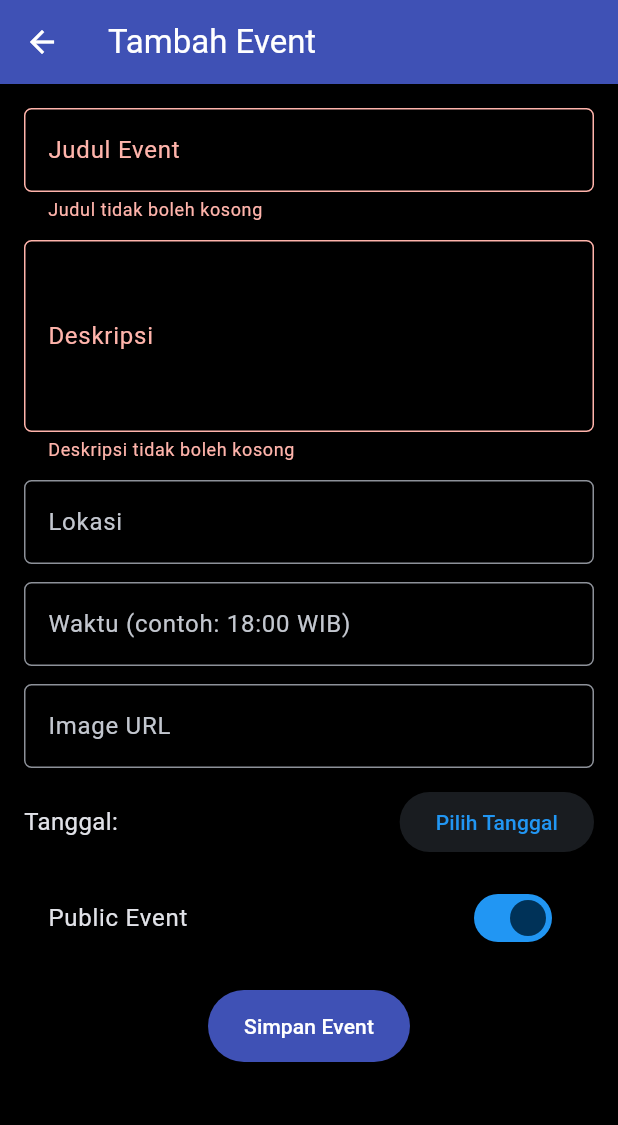
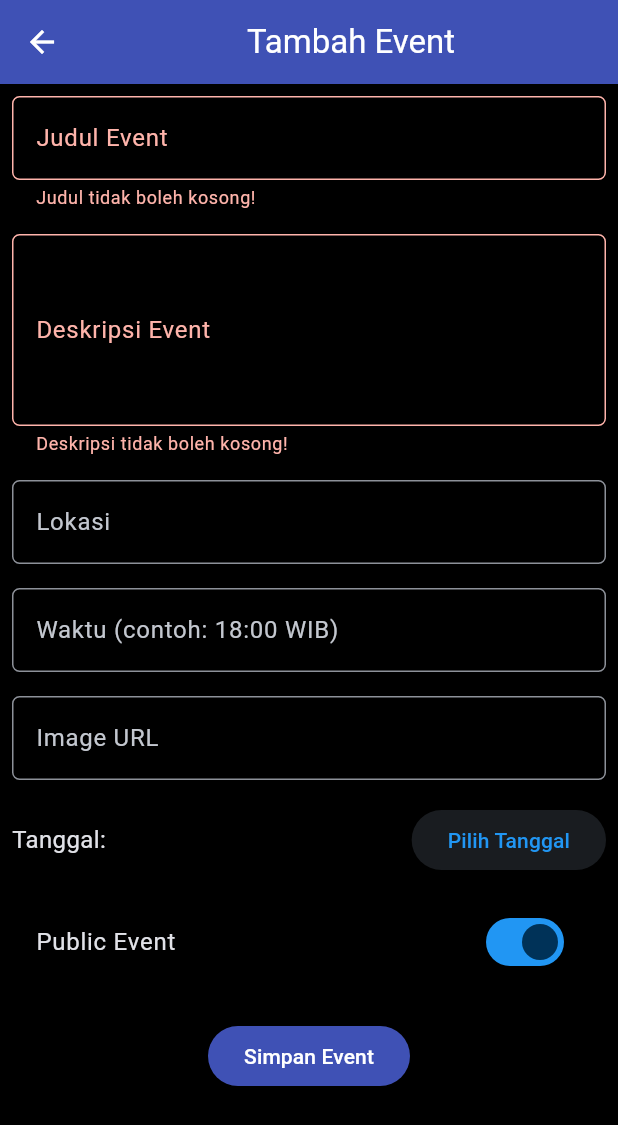
Before and after one commit to D05-2025/dribbl-id-mobile, a Flutter app: the EventFormPage screen opened directly, after a tap on "Simpan Event", on a phone screen of 412 x 824 dp. Shown: the top 1125 px of the screen. Run offline on Flutter 3.47's test engine with Material 3 defaults, Android fonts, the phone set to English and light mode, and no system bars; missing offline and left inert: pbp_django_auth.

Commit message:
bisa create

```diff
--- a/lib/events/screens/event_form.dart
+++ b/lib/events/screens/event_form.dart
@@ -2,12 +2,9 @@ import 'dart:convert';
 import 'package:flutter/material.dart';
 import 'package:provider/provider.dart';
 import 'package:pbp_django_auth/pbp_django_auth.dart';
-import '../models/event.dart';
 
 class EventFormPage extends StatefulWidget {
-  final Event? event; // Null = create mode, not null = edit mode
-
-  const EventFormPage({super.key, this.event});
+  const EventFormPage({super.key});
 
   @override
   State<EventFormPage> createState() => _EventFormPageState();
@@ -16,40 +13,15 @@ class EventFormPage extends StatefulWidget {
 class _EventFormPageState extends State<EventFormPage> {
   final _formKey = GlobalKey<FormState>();
 
-  late String _title;
-  late String _description;
-  late String _location;
-  late String _time;
-  late String _imageUrl;
-  late DateTime _date;
-  late bool _isPublic;
+  String _title = "";
+  String _description = "";
+  String _location = "";
+  String _time = "";
+  String _imageUrl = "";
+  DateTime _date = DateTime.now();
+  bool _isPublic = true;
 
-  @override
-  void initState() {
-    super.initState();
-    // Initialize with existing event data if in edit mode
-    if (widget.event != null) {
-      _title = widget.event!.title;
-      _description = widget.event!.description;
-      _location = widget.event!.location;
-      _time = widget.event!.time;
-      _imageUrl = widget.event!.imageUrl;
-      _date = widget.event!.date;
-      _isPublic = widget.event!.isPublic;
-    } else {
-      _title = "";
-      _description = "";
-      _location = "";
-      _time = "";
-      _imageUrl = "";
-      _date = DateTime.now();
-      _isPublic = true;
-    }
-  }
-
-  bool get isEditMode => widget.event != null;
-
-  Future pickDate() async {
+  Future<void> _pickDate() async {
     final selected = await showDatePicker(
       context: context,
       initialDate: _date,
@@ -68,7 +40,7 @@ class _EventFormPageState extends State<EventFormPage> {
 
     return Scaffold(
       appBar: AppBar(
-        title: Text(isEditMode ? "Edit Event" : "Tambah Event"),
+        title: const Center(child: Text("Tambah Event")),
         backgroundColor: Colors.indigo,
         foregroundColor: Colors.white,
       ),
@@ -76,82 +48,98 @@ class _EventFormPageState extends State<EventFormPage> {
       body: Form(
         key: _formKey,
         child: SingleChildScrollView(
-          padding: const EdgeInsets.all(16),
           child: Column(
+            crossAxisAlignment: CrossAxisAlignment.start,
+
             children: [
 
               // === Title ===
-              TextFormField(
-                initialValue: _title,
+              Padding(
+                padding: const EdgeInsets.all(8.0),
+                child: TextFormField(
                   decoration: InputDecoration(
                     labelText: "Judul Event",
                     border: OutlineInputBorder(
-                    borderRadius: BorderRadius.circular(5),
+                      borderRadius: BorderRadius.circular(5.0),
                     ),
                   ),
                   onChanged: (v) => _title = v,
-                validator: (v) =>
-                (v == null || v.isEmpty) ? "Judul tidak boleh kosong" : null,
+                  validator: (v) {
+                    if (v == null || v.isEmpty) {
+                      return "Judul tidak boleh kosong!";
+                    }
+                    return null;
+                  },
                 ),
-              const SizedBox(height: 12),
+              ),
 
               // === Description ===
-              TextFormField(
-                initialValue: _description,
+              Padding(
+                padding: const EdgeInsets.all(8.0),
+                child: TextFormField(
+                  maxLines: 4,
                   decoration: InputDecoration(
-                  labelText: "Deskripsi",
+                    labelText: "Deskripsi Event",
                     border: OutlineInputBorder(
-                    borderRadius: BorderRadius.circular(5),
+                      borderRadius: BorderRadius.circular(5.0),
                     ),
                   ),
-                maxLines: 4,
                   onChanged: (v) => _description = v,
-                validator: (v) =>
-                (v == null || v.isEmpty) ? "Deskripsi tidak boleh kosong" : null,
+                  validator: (v) {
+                    if (v == null || v.isEmpty) {
+                      return "Deskripsi tidak boleh kosong!";
+                    }
+                    return null;
+                  },
                 ),
-              const SizedBox(height: 12),
+              ),
 
               // === Location ===
-              TextFormField(
-                initialValue: _location,
+              Padding(
+                padding: const EdgeInsets.all(8.0),
+                child: TextFormField(
                   decoration: InputDecoration(
                     labelText: "Lokasi",
                     border: OutlineInputBorder(
-                    borderRadius: BorderRadius.circular(5),
+                      borderRadius: BorderRadius.circular(5.0),
                     ),
                   ),
                   onChanged: (v) => _location = v,
                 ),
-              const SizedBox(height: 12),
+              ),
 
               // === Time ===
-              TextFormField(
-                initialValue: _time,
+              Padding(
+                padding: const EdgeInsets.all(8.0),
+                child: TextFormField(
                   decoration: InputDecoration(
                     labelText: "Waktu (contoh: 18:00 WIB)",
                     border: OutlineInputBorder(
-                    borderRadius: BorderRadius.circular(5),
+                      borderRadius: BorderRadius.circular(5.0),
                     ),
                   ),
                   onChanged: (v) => _time = v,
                 ),
-              const SizedBox(height: 12),
+              ),
 
               // === Image URL ===
-              TextFormField(
-                initialValue: _imageUrl,
+              Padding(
+                padding: const EdgeInsets.all(8.0),
+                child: TextFormField(
                   decoration: InputDecoration(
                     labelText: "Image URL",
                     border: OutlineInputBorder(
-                    borderRadius: BorderRadius.circular(5),
+                      borderRadius: BorderRadius.circular(5.0),
                     ),
                   ),
                   onChanged: (v) => _imageUrl = v,
                 ),
-              const SizedBox(height: 12),
+              ),
 
               // === Date Picker ===
-              Row(
+              Padding(
+                padding: const EdgeInsets.all(8.0),
+                child: Row(
                   children: [
                     Expanded(
                       child: Text(
@@ -160,37 +148,37 @@ class _EventFormPageState extends State<EventFormPage> {
                       ),
                     ),
                     ElevatedButton(
-                    onPressed: pickDate,
+                      onPressed: _pickDate,
                       child: const Text("Pilih Tanggal"),
                     ),
                   ],
                 ),
-              const SizedBox(height: 12),
+              ),
 
               // === Public Switch ===
-              SwitchListTile(
+              Padding(
+                padding: const EdgeInsets.all(8.0),
+                child: SwitchListTile(
                   title: const Text("Public Event"),
                   value: _isPublic,
                   onChanged: (v) => setState(() => _isPublic = v),
                 ),
-              const SizedBox(height: 20),
+              ),
 
-              // === Submit ===
-              ElevatedButton(
+              // === Submit Button ===
+              Align(
+                alignment: Alignment.bottomCenter,
+                child: Padding(
+                  padding: const EdgeInsets.all(16.0),
+
+                  child: ElevatedButton(
                     style: ButtonStyle(
                       backgroundColor: MaterialStateProperty.all(Colors.indigo),
-                  padding: MaterialStateProperty.all(
-                    const EdgeInsets.symmetric(horizontal: 24, vertical: 14),
-                  ),
                     ),
                     onPressed: () async {
                       if (_formKey.currentState!.validate()) {
-                    final url = isEditMode
-                        ? "http://localhost:8000/events/${widget.event?.id}/edit/"
-                        : "http://localhost:8000/events/create-flutter/";
-
                         final response = await request.postJson(
-                      url,
+                          "http://localhost:8000/events/create-flutter/",
                           jsonEncode({
                             "title": _title,
                             "description": _description,
@@ -202,31 +190,30 @@ class _EventFormPageState extends State<EventFormPage> {
                           }),
                         );
 
-                    if (!mounted) return;
-
-                    if (response["status"] == "success") {
+                        if (context.mounted) {
+                          if (response['status'] == 'success') {
                             ScaffoldMessenger.of(context).showSnackBar(
-                        SnackBar(
-                            content: Text(isEditMode
-                                ? "Event berhasil diupdate!"
-                                : "Event berhasil disimpan!")),
+                              const SnackBar(
+                                  content: Text("Event berhasil disimpan!")),
                             );
-                      Navigator.pop(context, true);
+                            Navigator.pop(context);
                           } else {
                             ScaffoldMessenger.of(context).showSnackBar(
-                        SnackBar(
-                            content: Text(isEditMode
-                                ? "Gagal mengupdate event."
-                                : "Gagal menyimpan event.")),
+                              const SnackBar(
+                                  content: Text("Gagal menyimpan event.")),
                             );
                           }
                         }
+                      }
                     },
-                child: Text(
-                  isEditMode ? "Update Event" : "Simpan Event",
-                  style: const TextStyle(color: Colors.white),
+                    child: const Text(
+                      "Simpan Event",
+                      style: TextStyle(color: Colors.white),
                     ),
                   ),
+                ),
+              ),
+
             ],
           ),
         ),
--- a/lib/events/widgets/event_card.dart
+++ b/lib/events/widgets/event_card.dart
@@ -23,6 +23,11 @@ class EventCard extends StatefulWidget {
 class _EventCardState extends State<EventCard> {
   bool isHovered = false;
   bool hoverActions = false;
+
+  String get formattedDate {
+    final d = widget.event.date;
+    return "${d.year.toString().padLeft(4, '0')}-${d.month.toString().padLeft(2, '0')}-${d.day.toString().padLeft(2, '0')}";
+  }
 
   @override
   Widget build(BuildContext context) {
@@ -76,13 +81,8 @@ class _EventCardState extends State<EventCard> {
                 borderRadius: BorderRadius.circular(isMobile ? 16 : 22),
                 child: Stack(
                   children: [
-                    // RESPONSIVE LAYOUT
                     isMobile ? _buildMobileLayout() : _buildDesktopLayout(),
-
-                    // SHINE ANIMATION
                     if (!isMobile) _buildShineAnimation(cardWidth),
-
-                    // ACTION BUTTONS
                     _buildActionButtons(isMobile),
                   ],
                 ),
@@ -133,7 +133,6 @@ class _EventCardState extends State<EventCard> {
     return Column(
       crossAxisAlignment: CrossAxisAlignment.stretch,
       children: [
-        // Image at top
         if (widget.event.imageUrl.isNotEmpty)
           Image.network(
             widget.event.imageUrl,
@@ -146,8 +145,6 @@ class _EventCardState extends State<EventCard> {
             color: Colors.grey.shade800,
             child: const Icon(Icons.image, color: Colors.white30, size: 40),
           ),
-
-        // Content below
         Padding(
           padding: const EdgeInsets.all(16),
           child: _buildContent(isMobile: true),
@@ -156,7 +153,7 @@ class _EventCardState extends State<EventCard> {
     );
   }
 
-  // Content (reusable for both layouts)
+  // Content
   Widget _buildContent({bool isMobile = false}) {
     return Column(
       crossAxisAlignment: CrossAxisAlignment.start,
@@ -179,10 +176,11 @@ class _EventCardState extends State<EventCard> {
           ),
         ),
         SizedBox(height: isMobile ? 8 : 10),
-        if (widget.event.description != null &&
-            widget.event.description!.isNotEmpty)
+
+        // 🔥 description tidak null (model kamu tidak nullable)
+        if (widget.event.description.isNotEmpty)
           Text(
-            widget.event.description!,
+            widget.event.description,
             maxLines: 2,
             overflow: TextOverflow.ellipsis,
             style: TextStyle(
@@ -191,6 +189,7 @@ class _EventCardState extends State<EventCard> {
               height: 1.4,
             ),
           ),
+
         SizedBox(height: isMobile ? 10 : 14),
         _info(Icons.location_on_outlined, widget.event.location),
         const SizedBox(height: 8),
@@ -290,11 +289,13 @@ class _EventCardState extends State<EventCard> {
       children: [
         Icon(icon, size: 18, color: Colors.grey.shade400),
         const SizedBox(width: 8),
-        Text(text,
+        Text(
+          text,
           style: TextStyle(
             color: Colors.grey.shade300,
             fontSize: 16,
-            )),
+          ),
+        ),
       ],
     );
   }
@@ -336,7 +337,7 @@ class _EventCardState extends State<EventCard> {
           ),
           const SizedBox(width: 6),
           Text(
-            "${widget.event.date.toLocal()}".split(" ")[0],
+            formattedDate,
             style: const TextStyle(
               color: Colors.white,
               fontSize: 13,
@@ -348,7 +349,8 @@ class _EventCardState extends State<EventCard> {
     );
   }
 
-  Widget _appleActionBtn(IconData icon, {
+  Widget _appleActionBtn(
+      IconData icon, {
         Color color = Colors.white,
         required VoidCallback onTap,
       }) {
```
Also changed, not shown: lib/events/screens/event_list.dart (+157 -59 lines). Lines whose indentation alone changed are shown as unchanged.
